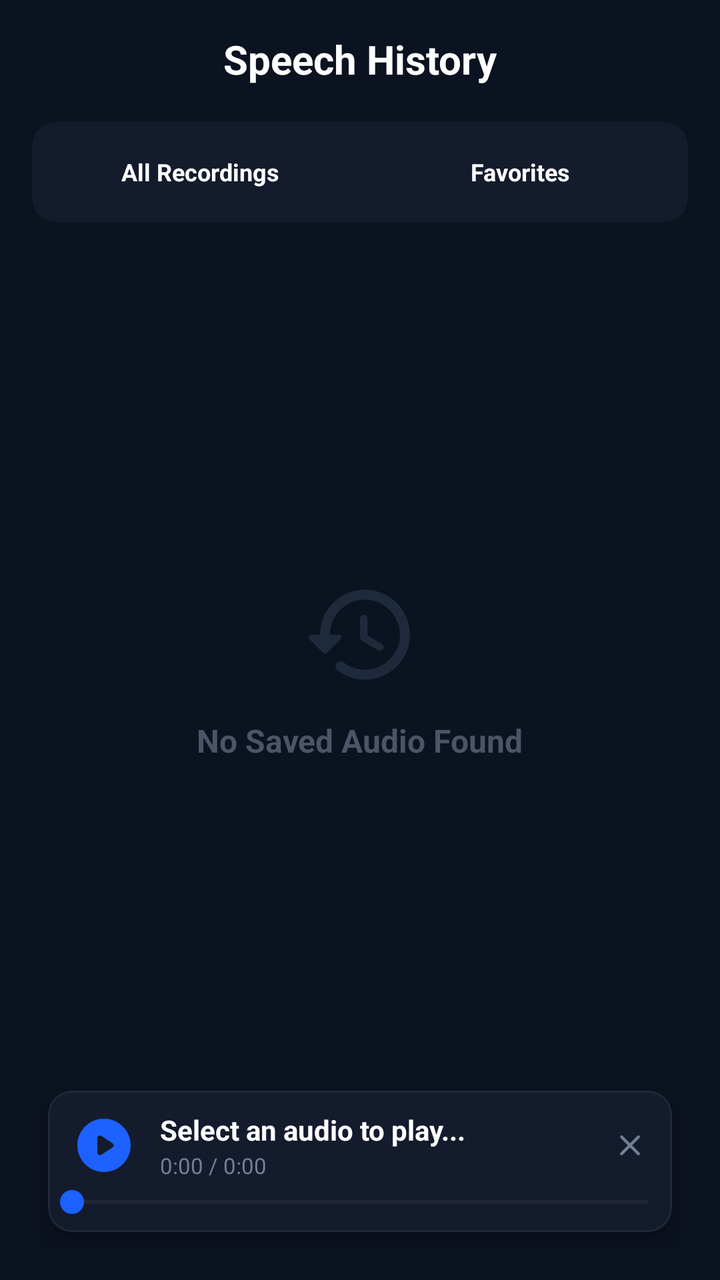
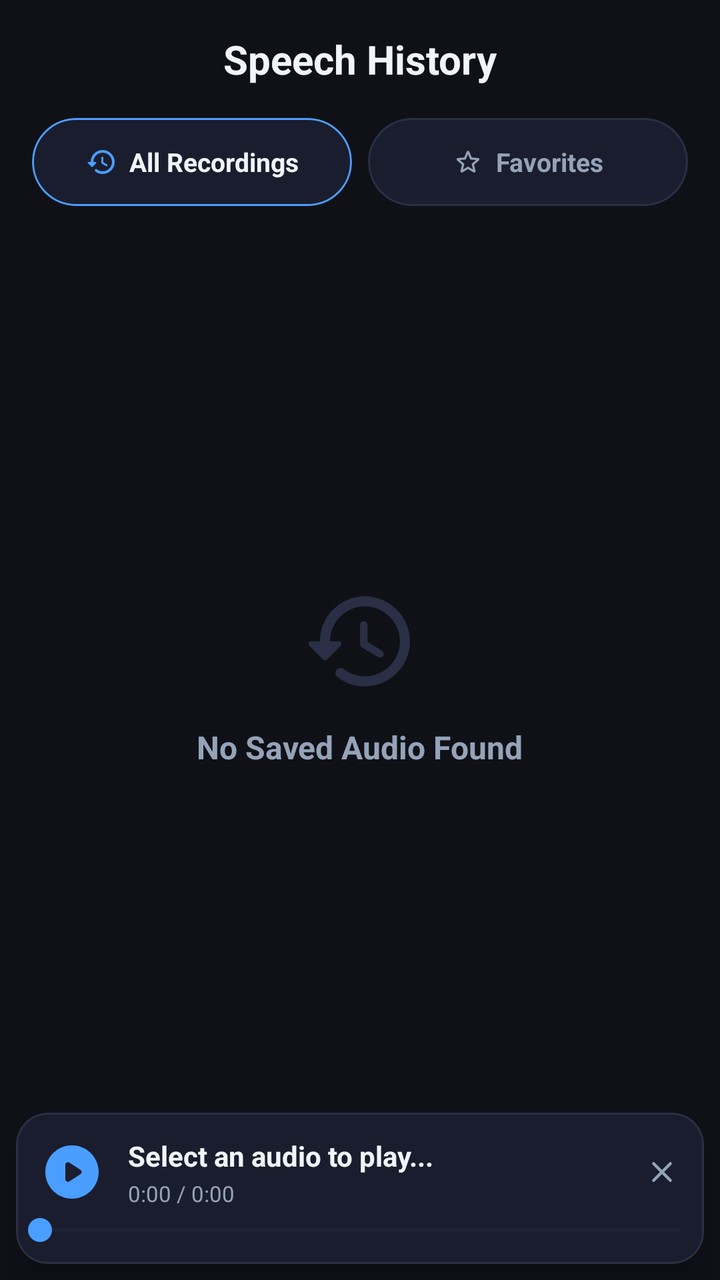

Compare the two renders of this Android layout. The source of the first and the diff that turns it into the second are given below.
<!-- AndroidManifest.xml: application theme AppTheme -->
<!-- res/layout/library_fragment.xml -->
<LinearLayout
	xmlns:android="http://schemas.android.com/apk/res/android"
	xmlns:app="http://schemas.android.com/apk/res-auto"
	xmlns:tools="http://schemas.android.com/tools"
	android:layout_width="match_parent"
	android:layout_height="match_parent"
	android:background="#0B1220"
	android:orientation="vertical"
	android:padding="16dp">
	<RelativeLayout
		android:id="@+id/relativelayout2"
		android:layout_width="match_parent"
		android:layout_height="wrap_content"
		android:layout_marginBottom="18dp">
		<TextView
			android:id="@+id/textview5"
			android:layout_width="wrap_content"
			android:layout_height="wrap_content"
			android:text="Speech History"
			android:textSize="20sp"
			android:textStyle="bold"
			android:textColor="#FFFFFF"
			android:layout_centerInParent="true" />
	</RelativeLayout>
	<com.google.android.material.card.MaterialCardView
		android:id="@+id/cardview3"
		android:layout_width="match_parent"
		android:layout_height="50dp"
		android:layout_marginBottom="16dp"
		app:cardBackgroundColor="#131B2D"
		app:cardCornerRadius="12dp"
		app:strokeWidth="0dp">
		<LinearLayout
			android:id="@+id/linear3"
			android:layout_width="match_parent"
			android:layout_height="match_parent"
			android:padding="4dp"
			android:orientation="horizontal">
			<com.google.android.material.card.MaterialCardView
				android:id="@+id/cardview4"
				android:layout_width="0dp"
				android:layout_height="match_parent"
				android:layout_margin="2dp"
				app:cardBackgroundColor="@android:color/transparent"
				android:layout_weight="1"
				app:cardCornerRadius="8dp"
				app:strokeWidth="0dp">
				<TextView
					android:id="@+id/textview6"
					android:layout_width="match_parent"
					android:layout_height="match_parent"
					android:gravity="center_horizontal|center_vertical"
					android:text="All Recordings"
					android:textSize="12sp"
					android:textStyle="bold"
					android:textColor="#FFFFFF" />
			</com.google.android.material.card.MaterialCardView>
			<com.google.android.material.card.MaterialCardView
				android:id="@+id/cardview5"
				android:layout_width="0dp"
				android:layout_height="match_parent"
				android:layout_margin="2dp"
				app:cardBackgroundColor="@android:color/transparent"
				android:layout_weight="1"
				app:cardCornerRadius="8dp"
				app:strokeWidth="0dp">
				<TextView
					android:id="@+id/textview7"
					android:layout_width="match_parent"
					android:layout_height="match_parent"
					android:gravity="center_horizontal|center_vertical"
					android:text="Favorites"
					android:textSize="12sp"
					android:textStyle="bold"
					android:textColor="#FFFFFF" />
			</com.google.android.material.card.MaterialCardView>
		</LinearLayout>
	</com.google.android.material.card.MaterialCardView>
	<FrameLayout
		android:id="@+id/frame_layout6"
		android:layout_width="match_parent"
		android:layout_height="0dp"
		android:layout_weight="1">
		<androidx.recyclerview.widget.RecyclerView
			android:id="@+id/recyclerview_history"
			android:layout_width="match_parent"
			android:layout_height="match_parent"
			android:clipToPadding="false"
			android:visibility="gone" />
		<LinearLayout
			android:id="@+id/linear4"
			android:layout_width="match_parent"
			android:layout_height="wrap_content"
			android:padding="20dp"
			android:gravity="center_horizontal|center_vertical"
			android:orientation="vertical"
			android:layout_gravity="center_horizontal|center_vertical">
			<ImageView
				android:id="@+id/history_iv"
				android:layout_width="60dp"
				android:layout_height="60dp"
				android:src="@drawable/icon_history"
				android:scaleType="fitXY"
				app:tint="#1E293B" />
			<TextView
				android:id="@+id/history_status_tv"
				android:layout_width="wrap_content"
				android:layout_height="wrap_content"
				android:layout_marginTop="12dp"
				android:text="No Saved Audio Found"
				android:textSize="16sp"
				android:textStyle="bold"
				android:textColor="#4A5568" />
		</LinearLayout>
	</FrameLayout>
	<include layout="@layout/bottom_mini_player" />
</LinearLayout>
<!-- res/layout/bottom_mini_player.xml (included above) -->
<LinearLayout
	xmlns:android="http://schemas.android.com/apk/res/android"
	xmlns:app="http://schemas.android.com/apk/res-auto"
	xmlns:tools="http://schemas.android.com/tools"
	android:layout_width="match_parent"
	android:layout_height="wrap_content"
	android:orientation="vertical"
	android:background="@android:color/transparent">
	<com.google.android.material.card.MaterialCardView
		android:id="@+id/bottom_player_card"
		android:layout_width="match_parent"
		android:layout_height="wrap_content"
		android:layout_marginLeft="8dp"
		android:layout_marginTop="4dp"
		android:layout_marginRight="8dp"
		android:layout_marginBottom="8dp"
		app:cardBackgroundColor="#131B2D"
		app:cardCornerRadius="12dp"
		app:strokeColor="#1E293B"
		app:strokeWidth="1dp"
		app:cardElevation="6dp">
		<LinearLayout
			android:id="@+id/linear10"
			android:layout_width="match_parent"
			android:layout_height="wrap_content"
			android:orientation="vertical">
			<LinearLayout
				android:id="@+id/linear11"
				android:layout_width="match_parent"
				android:layout_height="wrap_content"
				android:paddingLeft="12dp"
				android:paddingTop="10dp"
				android:paddingRight="8dp"
				android:gravity="center_vertical"
				android:orientation="horizontal">
				<ImageView
					android:id="@+id/btnPlayPause"
					android:focusable="false"
					android:layout_width="32dp"
					android:layout_height="32dp"
					android:background="?attr/selectableItemBackgroundBorderless"
					android:src="@drawable/icon_play_circle"
					android:scaleType="fitXY"
					app:tint="#1D61FF" />
				<LinearLayout
					android:id="@+id/linear12"
					android:layout_width="0dp"
					android:layout_height="wrap_content"
					android:orientation="vertical"
					android:layout_weight="1"
					android:layout_marginStart="12dp"
					android:layout_marginEnd="8dp">
					<TextView
						android:id="@+id/tvMiniTitle"
						android:focusable="false"
						android:layout_width="match_parent"
						android:layout_height="wrap_content"
						android:text="Select an audio to play..."
						android:textSize="14sp"
						android:textStyle="bold"
						android:textColor="#FFFFFF"
						android:singleLine="true"
						android:ellipsize="marquee" />
					<TextView
						android:id="@+id/tvTime"
						android:focusable="false"
						android:layout_width="match_parent"
						android:layout_height="wrap_content"
						android:layout_marginTop="1dp"
						android:text="0:00 / 0:00"
						android:textSize="11sp"
						android:textColor="#718096" />
				</LinearLayout>
				<ImageView
					android:id="@+id/btnClosePlayer"
					android:focusable="false"
					android:layout_width="26dp"
					android:layout_height="26dp"
					android:padding="4dp"
					android:background="?attr/selectableItemBackgroundBorderless"
					android:src="@drawable/ic_close"
					android:scaleType="fitXY"
					app:tint="#718096" />
			</LinearLayout>
			<SeekBar
				android:id="@+id/seekBar"
				android:focusable="false"
				android:layout_width="match_parent"
				android:layout_height="wrap_content"
				android:layout_marginTop="2dp"
				android:layout_marginBottom="6dp"
				android:max="1000"
				android:paddingStart="12dp"
				android:paddingEnd="12dp"
				android:progressTint="#1D61FF"
				android:thumbTint="#1D61FF" />
		</LinearLayout>
	</com.google.android.material.card.MaterialCardView>
</LinearLayout>
<!-- resources referenced by this layout -->
<resources>
  <!-- drawable ic_close (drawable-xhdpi) -->
  <?xml version='1.0' encoding='UTF-8' standalone='yes' ?>
  <vector xmlns:android="http://schemas.android.com/apk/res/android" android:width="48dp" android:height="48dp" android:viewportWidth="24.0" android:viewportHeight="24.0"><path android:pathData="M18.3 5.71a.996.996 0 0 0-1.41 0L12 10.59L7.11 5.7A.996.996 0 1 0 5.7 7.11L10.59 12L5.7 16.89a.996.996 0 1 0 1.41 1.41L12 13.41l4.89 4.89a.996.996 0 1 0 1.41-1.41L13.41 12l4.89-4.89c.38-.38.38-1.02 0-1.4z" android:fillColor="#9E9E9E" /></vector>
  <!-- drawable icon_history (drawable-xhdpi) -->
  <?xml version='1.0' encoding='UTF-8' standalone='yes' ?>
  <vector xmlns:android="http://schemas.android.com/apk/res/android" android:width="48dp" android:height="48dp" android:viewportWidth="24.0" android:viewportHeight="24.0"><path android:pathData="M13.26 3C8.17 2.86 4 6.95 4 12H2.21c-.45 0-.67.54-.35.85l2.79 2.8c.2.2.51.2.71 0l2.79-2.8a.5.5 0 0 0-.36-.85H6c0-3.9 3.18-7.05 7.1-7c3.72.05 6.85 3.18 6.9 6.9c.05 3.91-3.1 7.1-7 7.1c-1.61 0-3.1-.55-4.28-1.48a.994.994 0 0 0-1.32.08c-.42.42-.39 1.13.08 1.49A8.858 8.858 0 0 0 13 21c5.05 0 9.14-4.17 9-9.26c-.13-4.69-4.05-8.61-8.74-8.74zm-.51 5c-.41 0-.75.34-.75.75v3.68c0 .35.19.68.49.86l3.12 1.85c.36.21.82.09 1.03-.26c.21-.36.09-.82-.26-1.03l-2.88-1.71v-3.4c0-.4-.34-.74-.75-.74z" android:fillColor="#9E9E9E" /></vector>
  <!-- drawable icon_play_circle (drawable-xhdpi) -->
  <?xml version='1.0' encoding='UTF-8' standalone='yes' ?>
  <vector xmlns:android="http://schemas.android.com/apk/res/android" android:width="48dp" android:height="48dp" android:viewportWidth="24.0" android:viewportHeight="24.0"><path android:pathData="M12 2C6.48 2 2 6.48 2 12s4.48 10 10 10s10-4.48 10-10S17.52 2 12 2zM9.5 14.67V9.33c0-.79.88-1.27 1.54-.84l4.15 2.67a1 1 0 0 1 0 1.68l-4.15 2.67c-.66.43-1.54-.05-1.54-.84z" android:fillColor="#9E9E9E" /></vector>
  <style name="AppTheme" parent="Theme.Material3.DayNight.NoActionBar">
  
          
          <item name="android:statusBarColor">#0B1220</item>
          <item name="android:navigationBarColor">#0B1220</item>
          <item name="android:windowLightStatusBar">false</item>
  
          
          <item name="colorControlActivated">#6750A4</item>
  
      </style>
</resources>

<!-- the commit's change to res/layout/library_fragment.xml (unified diff, before → after) -->
@@ -4,14 +4,17 @@
 	xmlns:tools="http://schemas.android.com/tools"
 	android:layout_width="match_parent"
 	android:layout_height="match_parent"
-	android:background="#0B1220"
+	android:background="#0F1117"
 	android:orientation="vertical"
-	android:padding="16dp">
+	android:paddingTop="16dp">
+
+	
 	<RelativeLayout
 		android:id="@+id/relativelayout2"
 		android:layout_width="match_parent"
 		android:layout_height="wrap_content"
-		android:layout_marginBottom="18dp">
+		android:layout_marginBottom="16dp">
+		
 		<TextView
 			android:id="@+id/textview5"
 			android:layout_width="wrap_content"
@@ -19,89 +22,120 @@
 			android:text="Speech History"
 			android:textSize="20sp"
 			android:textStyle="bold"
-			android:textColor="#FFFFFF"
+			android:textColor="#F1F5F9"
 			android:layout_centerInParent="true" />
 	</RelativeLayout>
-	<com.google.android.material.card.MaterialCardView
-		android:id="@+id/cardview3"
-		android:layout_width="match_parent"
-		android:layout_height="50dp"
-		android:layout_marginBottom="16dp"
-		app:cardBackgroundColor="#131B2D"
-		app:cardCornerRadius="12dp"
-		app:strokeWidth="0dp">
-		<LinearLayout
-			android:id="@+id/linear3"
-			android:layout_width="match_parent"
-			android:layout_height="match_parent"
-			android:padding="4dp"
-			android:orientation="horizontal">
-			<com.google.android.material.card.MaterialCardView
-				android:id="@+id/cardview4"
-				android:layout_width="0dp"
+
+	
+	<LinearLayout
+		android:layout_width="match_parent"
+		android:layout_height="wrap_content"
+		android:layout_marginHorizontal="16dp"
+		android:layout_marginBottom="20dp"
+		android:orientation="horizontal">
+		
+		
+		<com.google.android.material.card.MaterialCardView
+			android:id="@+id/cardview4"
+			android:layout_width="0dp"
+			android:layout_height="44dp"
+			android:layout_weight="1"
+			android:layout_marginEnd="8dp"
+			app:cardBackgroundColor="#1A1D2E"
+			app:cardCornerRadius="22dp"
+			app:strokeColor="#4A9EFF"
+			app:strokeWidth="1dp"
+			app:cardElevation="0dp">
+			
+			<LinearLayout
+				android:layout_width="match_parent"
 				android:layout_height="match_parent"
-				android:layout_margin="2dp"
-				app:cardBackgroundColor="@android:color/transparent"
-				android:layout_weight="1"
-				app:cardCornerRadius="8dp"
-				app:strokeWidth="0dp">
+				android:gravity="center"
+				android:orientation="horizontal">
+				<ImageView
+					android:layout_width="16dp"
+					android:layout_height="16dp"
+					android:src="@drawable/icon_history"
+					app:tint="#4A9EFF"
+					android:layout_marginEnd="6dp"/>
 				<TextView
 					android:id="@+id/textview6"
-					android:layout_width="match_parent"
-					android:layout_height="match_parent"
-					android:gravity="center_horizontal|center_vertical"
+					android:layout_width="wrap_content"
+					android:layout_height="wrap_content"
 					android:text="All Recordings"
-					android:textSize="12sp"
+					android:textSize="13sp"
 					android:textStyle="bold"
-					android:textColor="#FFFFFF" />
-			</com.google.android.material.card.MaterialCardView>
-			<com.google.android.material.card.MaterialCardView
-				android:id="@+id/cardview5"
-				android:layout_width="0dp"
+					android:textColor="#F1F5F9" />
+			</LinearLayout>
+		</com.google.android.material.card.MaterialCardView>
+		
+		
+		<com.google.android.material.card.MaterialCardView
+			android:id="@+id/cardview5"
+			android:layout_width="0dp"
+			android:layout_height="44dp"
+			android:layout_weight="1"
+			app:cardBackgroundColor="#1A1D2E"
+			app:cardCornerRadius="22dp"
+			app:strokeColor="#2A2F45"
+			app:strokeWidth="1dp"
+			app:cardElevation="0dp">
+			
+			<LinearLayout
+				android:layout_width="match_parent"
 				android:layout_height="match_parent"
-				android:layout_margin="2dp"
-				app:cardBackgroundColor="@android:color/transparent"
-				android:layout_weight="1"
-				app:cardCornerRadius="8dp"
-				app:strokeWidth="0dp">
+				android:gravity="center"
+				android:orientation="horizontal">
+				<ImageView
+					android:layout_width="16dp"
+					android:layout_height="16dp"
+					android:src="@drawable/icon_favorite_outline"
+					app:tint="#94A3B8"
+					android:layout_marginEnd="6dp"/>
 				<TextView
 					android:id="@+id/textview7"
-					android:layout_width="match_parent"
-					android:layout_height="match_parent"
-					android:gravity="center_horizontal|center_vertical"
+					android:layout_width="wrap_content"
+					android:layout_height="wrap_content"
 					android:text="Favorites"
-					android:textSize="12sp"
+					android:textSize="13sp"
 					android:textStyle="bold"
-					android:textColor="#FFFFFF" />
-			</com.google.android.material.card.MaterialCardView>
-		</LinearLayout>
-	</com.google.android.material.card.MaterialCardView>
+					android:textColor="#94A3B8" />
+			</LinearLayout>
+		</com.google.android.material.card.MaterialCardView>
+	</LinearLayout>
+
+	
 	<FrameLayout
 		android:id="@+id/frame_layout6"
 		android:layout_width="match_parent"
 		android:layout_height="0dp"
 		android:layout_weight="1">
+		
 		<androidx.recyclerview.widget.RecyclerView
 			android:id="@+id/recyclerview_history"
 			android:layout_width="match_parent"
 			android:layout_height="match_parent"
 			android:clipToPadding="false"
+			android:paddingBottom="80dp"
 			android:visibility="gone" />
+			
 		<LinearLayout
 			android:id="@+id/linear4"
 			android:layout_width="match_parent"
 			android:layout_height="wrap_content"
 			android:padding="20dp"
-			android:gravity="center_horizontal|center_vertical"
+			android:gravity="center"
 			android:orientation="vertical"
-			android:layout_gravity="center_horizontal|center_vertical">
+			android:layout_gravity="center">
+			
 			<ImageView
 				android:id="@+id/history_iv"
 				android:layout_width="60dp"
 				android:layout_height="60dp"
 				android:src="@drawable/icon_history"
 				android:scaleType="fitXY"
-				app:tint="#1E293B" />
+				app:tint="#2A2F45" />
+				
 			<TextView
 				android:id="@+id/history_status_tv"
 				android:layout_width="wrap_content"
@@ -110,9 +144,10 @@
 				android:text="No Saved Audio Found"
 				android:textSize="16sp"
 				android:textStyle="bold"
-				android:textColor="#4A5568" />
+				android:textColor="#94A3B8" />
 		</LinearLayout>
 	</FrameLayout>
+
 	<include layout="@layout/bottom_mini_player" />
 </LinearLayout>
 <!-- res/layout/bottom_mini_player.xml (included above) -->
@@ -124,6 +159,7 @@
 	android:layout_height="wrap_content"
 	android:orientation="vertical"
 	android:background="@android:color/transparent">
+	
 	<com.google.android.material.card.MaterialCardView
 		android:id="@+id/bottom_player_card"
 		android:layout_width="match_parent"
@@ -132,25 +168,28 @@
 		android:layout_marginTop="4dp"
 		android:layout_marginRight="8dp"
 		android:layout_marginBottom="8dp"
-		app:cardBackgroundColor="#131B2D"
-		app:cardCornerRadius="12dp"
-		app:strokeColor="#1E293B"
+		app:cardBackgroundColor="#1A1D2E"
+		app:cardCornerRadius="16dp"
+		app:strokeColor="#2A2F45"
 		app:strokeWidth="1dp"
-		app:cardElevation="6dp">
+		app:cardElevation="8dp">
+		
 		<LinearLayout
 			android:id="@+id/linear10"
 			android:layout_width="match_parent"
 			android:layout_height="wrap_content"
 			android:orientation="vertical">
+			
 			<LinearLayout
 				android:id="@+id/linear11"
 				android:layout_width="match_parent"
 				android:layout_height="wrap_content"
 				android:paddingLeft="12dp"
-				android:paddingTop="10dp"
+				android:paddingTop="12dp"
 				android:paddingRight="8dp"
 				android:gravity="center_vertical"
 				android:orientation="horizontal">
+				
 				<ImageView
 					android:id="@+id/btnPlayPause"
 					android:focusable="false"
@@ -159,7 +198,8 @@
 					android:background="?attr/selectableItemBackgroundBorderless"
 					android:src="@drawable/icon_play_circle"
 					android:scaleType="fitXY"
-					app:tint="#1D61FF" />
+					app:tint="#4A9EFF" />
+					
 				<LinearLayout
 					android:id="@+id/linear12"
 					android:layout_width="0dp"
@@ -168,6 +208,7 @@
 					android:layout_weight="1"
 					android:layout_marginStart="12dp"
 					android:layout_marginEnd="8dp">
+					
 					<TextView
 						android:id="@+id/tvMiniTitle"
 						android:focusable="false"
@@ -176,19 +217,21 @@
 						android:text="Select an audio to play..."
 						android:textSize="14sp"
 						android:textStyle="bold"
-						android:textColor="#FFFFFF"
+						android:textColor="#F1F5F9"
 						android:singleLine="true"
 						android:ellipsize="marquee" />
+						
 					<TextView
 						android:id="@+id/tvTime"
 						android:focusable="false"
 						android:layout_width="match_parent"
 						android:layout_height="wrap_content"
-						android:layout_marginTop="1dp"
+						android:layout_marginTop="2dp"
 						android:text="0:00 / 0:00"
 						android:textSize="11sp"
-						android:textColor="#718096" />
+						android:textColor="#94A3B8" />
 				</LinearLayout>
+				
 				<ImageView
 					android:id="@+id/btnClosePlayer"
 					android:focusable="false"
@@ -198,20 +241,22 @@
 					android:background="?attr/selectableItemBackgroundBorderless"
 					android:src="@drawable/ic_close"
 					android:scaleType="fitXY"
-					app:tint="#718096" />
+					app:tint="#94A3B8" />
 			</LinearLayout>
+			
 			<SeekBar
 				android:id="@+id/seekBar"
 				android:focusable="false"
 				android:layout_width="match_parent"
 				android:layout_height="wrap_content"
 				android:layout_marginTop="2dp"
-				android:layout_marginBottom="6dp"
+				android:layout_marginBottom="8dp"
 				android:max="1000"
 				android:paddingStart="12dp"
 				android:paddingEnd="12dp"
-				android:progressTint="#1D61FF"
-				android:thumbTint="#1D61FF" />
+				android:progressTint="#4A9EFF"
+				android:thumbTint="#4A9EFF"
+				android:progressBackgroundTint="#2A2F45" />
 		</LinearLayout>
 	</com.google.android.material.card.MaterialCardView>
 </LinearLayout>
<!-- resource entries referenced after the edit -->
@@ -2,23 +2,47 @@
 <resources>
   <!-- drawable ic_close (drawable-xhdpi) -->
   <?xml version='1.0' encoding='UTF-8' standalone='yes' ?>
-  <vector xmlns:android="http://schemas.android.com/apk/res/android" android:width="48dp" android:height="48dp" android:viewportWidth="24.0" android:viewportHeight="24.0"><path android:pathData="M18.3 5.71a.996.996 0 0 0-1.41 0L12 10.59L7.11 5.7A.996.996 0 1 0 5.7 7.11L10.59 12L5.7 16.89a.996.996 0 1 0 1.41 1.41L12 13.41l4.89 4.89a.996.996 0 1 0 1.41-1.41L13.41 12l4.89-4.89c.38-.38.38-1.02 0-1.4z" android:fillColor="#9E9E9E" /></vector>
+  <vector xmlns:android="http://schemas.android.com/apk/res/android" android:width="48dp" android:height="48dp" android:viewportWidth="24.0" android:viewportHeight="24.0"><path android:pathData="M18.3 5.71a.996.996 0 0 0-1.41 0L12 10.59L7.11 5.7A.996.996 0 1 0 5.7 7.11L10.59 12L5.7 16.89a.996.996 0 1 0 1.41 1.41L12 13.41l4.89 4.89a.996.996 0 1 0 1.41-1.41L13.41 12l4.89-4.89c.38-.38.38-1.02 0-1.4z" android:fillColor="#94A3B8" /></vector>
+  <!-- drawable icon_favorite_outline (drawable-xhdpi) -->
+  <?xml version='1.0' encoding='UTF-8' standalone='yes' ?>
+  <vector xmlns:android="http://schemas.android.com/apk/res/android" android:width="48dp" android:height="48dp" android:viewportWidth="24.0" android:viewportHeight="24.0"><path android:pathData="M19.65 9.04l-4.84-.42l-1.89-4.45c-.34-.81-1.5-.81-1.84 0L9.19 8.63l-4.83.41c-.88.07-1.24 1.17-.57 1.75l3.67 3.18l-1.1 4.72c-.2.86.73 1.54 1.49 1.08l4.15-2.5l4.15 2.51c.76.46 1.69-.22 1.49-1.08l-1.1-4.73l3.67-3.18c.67-.58.32-1.68-.56-1.75zM12 15.4l-3.76 2.27l1-4.28l-3.32-2.88l4.38-.38L12 6.1l1.71 4.04l4.38.38l-3.32 2.88l1 4.28L12 15.4z" android:fillColor="#94A3B8" /></vector>
   <!-- drawable icon_history (drawable-xhdpi) -->
   <?xml version='1.0' encoding='UTF-8' standalone='yes' ?>
-  <vector xmlns:android="http://schemas.android.com/apk/res/android" android:width="48dp" android:height="48dp" android:viewportWidth="24.0" android:viewportHeight="24.0"><path android:pathData="M13.26 3C8.17 2.86 4 6.95 4 12H2.21c-.45 0-.67.54-.35.85l2.79 2.8c.2.2.51.2.71 0l2.79-2.8a.5.5 0 0 0-.36-.85H6c0-3.9 3.18-7.05 7.1-7c3.72.05 6.85 3.18 6.9 6.9c.05 3.91-3.1 7.1-7 7.1c-1.61 0-3.1-.55-4.28-1.48a.994.994 0 0 0-1.32.08c-.42.42-.39 1.13.08 1.49A8.858 8.858 0 0 0 13 21c5.05 0 9.14-4.17 9-9.26c-.13-4.69-4.05-8.61-8.74-8.74zm-.51 5c-.41 0-.75.34-.75.75v3.68c0 .35.19.68.49.86l3.12 1.85c.36.21.82.09 1.03-.26c.21-.36.09-.82-.26-1.03l-2.88-1.71v-3.4c0-.4-.34-.74-.75-.74z" android:fillColor="#9E9E9E" /></vector>
+  <vector xmlns:android="http://schemas.android.com/apk/res/android" android:width="48dp" android:height="48dp" android:viewportWidth="24.0" android:viewportHeight="24.0"><path android:pathData="M13.26 3C8.17 2.86 4 6.95 4 12H2.21c-.45 0-.67.54-.35.85l2.79 2.8c.2.2.51.2.71 0l2.79-2.8a.5.5 0 0 0-.36-.85H6c0-3.9 3.18-7.05 7.1-7c3.72.05 6.85 3.18 6.9 6.9c.05 3.91-3.1 7.1-7 7.1c-1.61 0-3.1-.55-4.28-1.48a.994.994 0 0 0-1.32.08c-.42.42-.39 1.13.08 1.49A8.858 8.858 0 0 0 13 21c5.05 0 9.14-4.17 9-9.26c-.13-4.69-4.05-8.61-8.74-8.74zm-.51 5c-.41 0-.75.34-.75.75v3.68c0 .35.19.68.49.86l3.12 1.85c.36.21.82.09 1.03-.26c.21-.36.09-.82-.26-1.03l-2.88-1.71v-3.4c0-.4-.34-.74-.75-.74z" android:fillColor="#94A3B8" /></vector>
   <!-- drawable icon_play_circle (drawable-xhdpi) -->
   <?xml version='1.0' encoding='UTF-8' standalone='yes' ?>
-  <vector xmlns:android="http://schemas.android.com/apk/res/android" android:width="48dp" android:height="48dp" android:viewportWidth="24.0" android:viewportHeight="24.0"><path android:pathData="M12 2C6.48 2 2 6.48 2 12s4.48 10 10 10s10-4.48 10-10S17.52 2 12 2zM9.5 14.67V9.33c0-.79.88-1.27 1.54-.84l4.15 2.67a1 1 0 0 1 0 1.68l-4.15 2.67c-.66.43-1.54-.05-1.54-.84z" android:fillColor="#9E9E9E" /></vector>
-  <style name="AppTheme" parent="Theme.Material3.DayNight.NoActionBar">
+  <vector xmlns:android="http://schemas.android.com/apk/res/android" android:width="48dp" android:height="48dp" android:viewportWidth="24.0" android:viewportHeight="24.0"><path android:pathData="M12 2C6.48 2 2 6.48 2 12s4.48 10 10 10s10-4.48 10-10S17.52 2 12 2zM9.5 14.67V9.33c0-.79.88-1.27 1.54-.84l4.15 2.67a1 1 0 0 1 0 1.68l-4.15 2.67c-.66.43-1.54-.05-1.54-.84z" android:fillColor="#94A3B8" /></vector>
+  <style name="AppTheme" parent="Theme.Material3.Dark.NoActionBar">
+  
+          <item name="colorPrimary">@color/colorPrimary</item>
+          <item name="colorOnPrimary">@color/colorOnPrimary</item>
+          <item name="colorSecondary">@color/colorSecondary</item>
+          <item name="colorOnSecondary">@color/colorOnPrimary</item>
+          <item name="colorSurface">@color/colorSurface</item>
+          <item name="colorSurfaceVariant">@color/colorSurfaceVariant</item>
+          <item name="colorOnSurface">@color/colorOnSurface</item>
+          <item name="colorOnBackground">@color/colorOnBackground</item>
+          <item name="colorAccent">@color/colorAccent</item>
   
           
-          <item name="android:statusBarColor">#0B1220</item>
-          <item name="android:navigationBarColor">#0B1220</item>
+          <item name="android:colorBackground">@color/colorBackground</item>
+          <item name="android:statusBarColor">@color/colorBackground</item>
+          <item name="android:navigationBarColor">@color/colorBackground</item>
+          <item name="android:windowBackground">@color/colorBackground</item>
           <item name="android:windowLightStatusBar">false</item>
+          <item name="android:windowLightNavigationBar">false</item>
   
-          
-          <item name="colorControlActivated">#6750A4</item>
+          <item name="colorControlActivated">@color/colorPrimary</item>
   
       </style>
+  <color name="colorPrimary">#00E5FF</color>
+  <color name="colorOnPrimary">#F8FAFC</color>
+  <color name="colorSecondary">#2979FF</color>
+  <color name="colorSurface">#121826</color>
+  <color name="colorSurfaceVariant">#1A2234</color>
+  <color name="colorOnSurface">#F8FAFC</color>
+  <color name="colorOnBackground">#F8FAFC</color>
+  <color name="colorAccent">#00E5FF</color>
+  <color name="colorBackground">#070B14</color>
 </resources>
 
